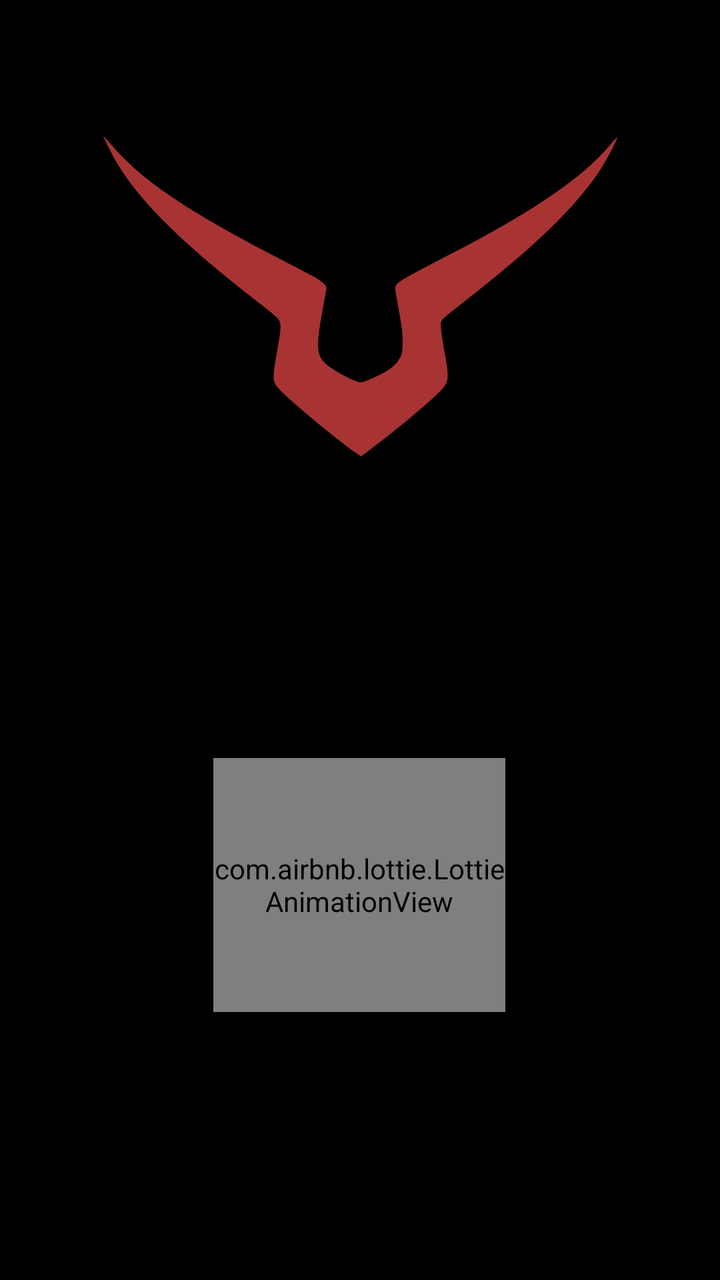
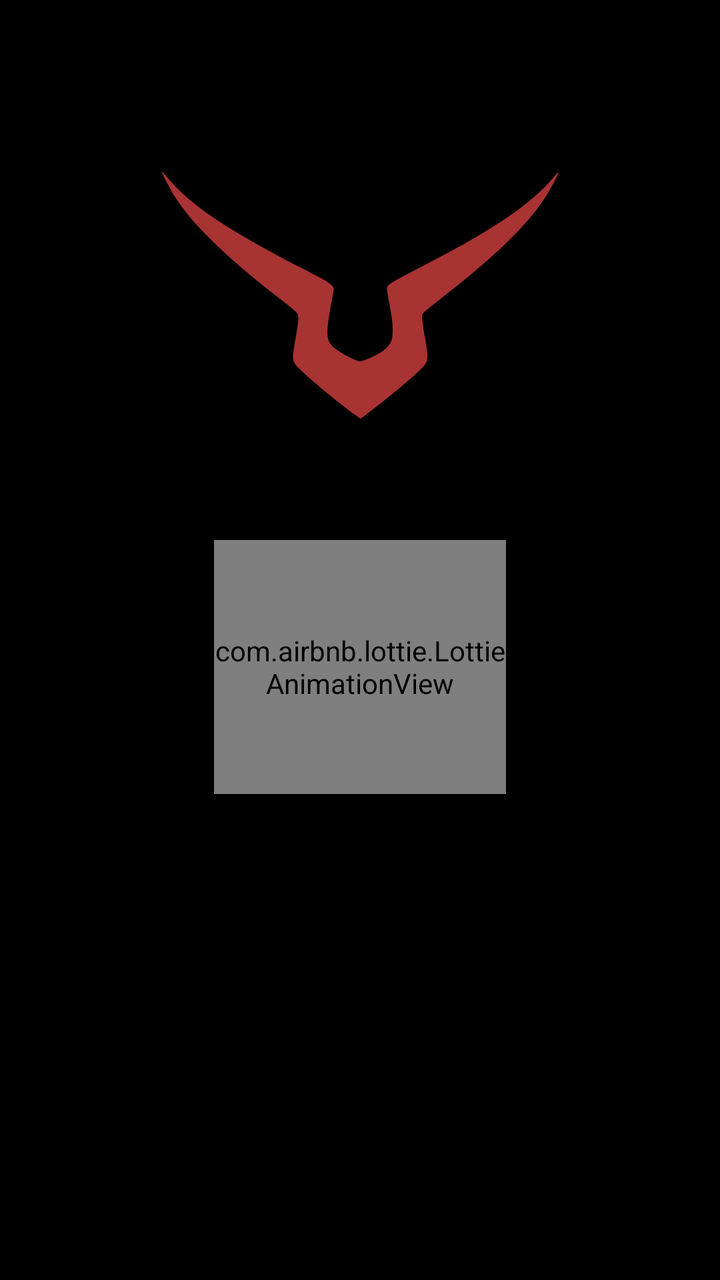

Screens rendered from an Android XML layout before and after an edit, with the pre-edit source and the edit as a unified diff.
<!-- AndroidManifest.xml: application theme Theme.PROYECTOPENKA -->
<!-- res/layout/activity_splash.xml -->
<?xml version="1.0" encoding="utf-8"?>
<androidx.constraintlayout.widget.ConstraintLayout xmlns:android="http://schemas.android.com/apk/res/android"
    xmlns:app="http://schemas.android.com/apk/res-auto"
    xmlns:tools="http://schemas.android.com/tools"
    android:id="@+id/main"
    android:layout_width="match_parent"
    android:layout_height="match_parent"
    tools:context=".Splash">

    <ImageView
        android:id="@+id/imageView4"
        android:layout_width="259dp"
        android:layout_height="195dp"
        android:layout_marginTop="50dp"
        app:layout_constraintEnd_toEndOf="parent"
        app:layout_constraintStart_toStartOf="parent"
        app:layout_constraintTop_toTopOf="parent"
        app:srcCompat="@drawable/logo" />

    <com.airbnb.lottie.LottieAnimationView
        android:id="@+id/lottieAnimationView"
        android:layout_width="146dp"
        android:layout_height="127dp"
        app:layout_constraintBottom_toBottomOf="parent"
        app:layout_constraintEnd_toEndOf="parent"
        app:layout_constraintHorizontal_bias="0.498"
        app:layout_constraintStart_toStartOf="parent"
        app:layout_constraintTop_toBottomOf="@+id/imageView4"
        app:lottie_autoPlay="true"
        app:lottie_fileName="cube.json"
        app:lottie_loop="true" />

</androidx.constraintlayout.widget.ConstraintLayout>
<!-- resources referenced by this layout -->
<resources>
  <!-- drawable logo: vector/xml drawable (drawable, 3251 chars, omitted) -->
  <style name="Theme.PROYECTOPENKA" parent="Base.Theme.PROYECTOPENKA" />
  <style name="Base.Theme.PROYECTOPENKA" parent="Theme.Material3.DayNight.NoActionBar">
          <item name="android:windowBackground">@android:color/black</item>
          <item name="android:windowAnimationStyle">@style/FadeTransition</item>
      </style>
  <style name="FadeTransition" parent="@android:style/Animation.Activity">
          <item name="android:activityOpenEnterAnimation">@anim/fade_in</item>
          <item name="android:activityOpenExitAnimation">@anim/fade_out</item>
          <item name="android:activityCloseEnterAnimation">@anim/fade_in</item>
          <item name="android:activityCloseExitAnimation">@anim/fade_out</item>
      </style>
</resources>

<!-- the commit's change to res/layout/activity_splash.xml (unified diff, before → after) -->
@@ -9,9 +9,9 @@
 
     <ImageView
         android:id="@+id/imageView4"
-        android:layout_width="259dp"
-        android:layout_height="195dp"
-        android:layout_marginTop="50dp"
+        android:layout_width="200dp"
+        android:layout_height="150dp"
+        android:layout_marginTop="72dp"
         app:layout_constraintEnd_toEndOf="parent"
         app:layout_constraintStart_toStartOf="parent"
         app:layout_constraintTop_toTopOf="parent"
@@ -21,9 +21,8 @@
         android:id="@+id/lottieAnimationView"
         android:layout_width="146dp"
         android:layout_height="127dp"
-        app:layout_constraintBottom_toBottomOf="parent"
+        android:layout_marginTop="48dp"
         app:layout_constraintEnd_toEndOf="parent"
-        app:layout_constraintHorizontal_bias="0.498"
         app:layout_constraintStart_toStartOf="parent"
         app:layout_constraintTop_toBottomOf="@+id/imageView4"
         app:lottie_autoPlay="true"
